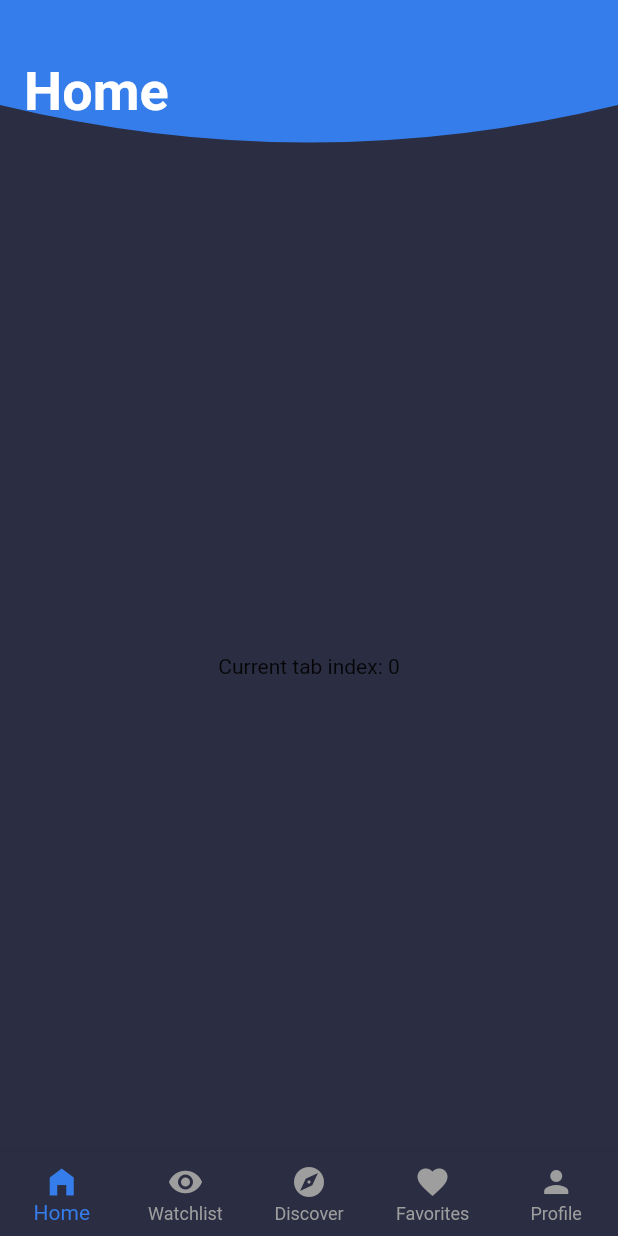
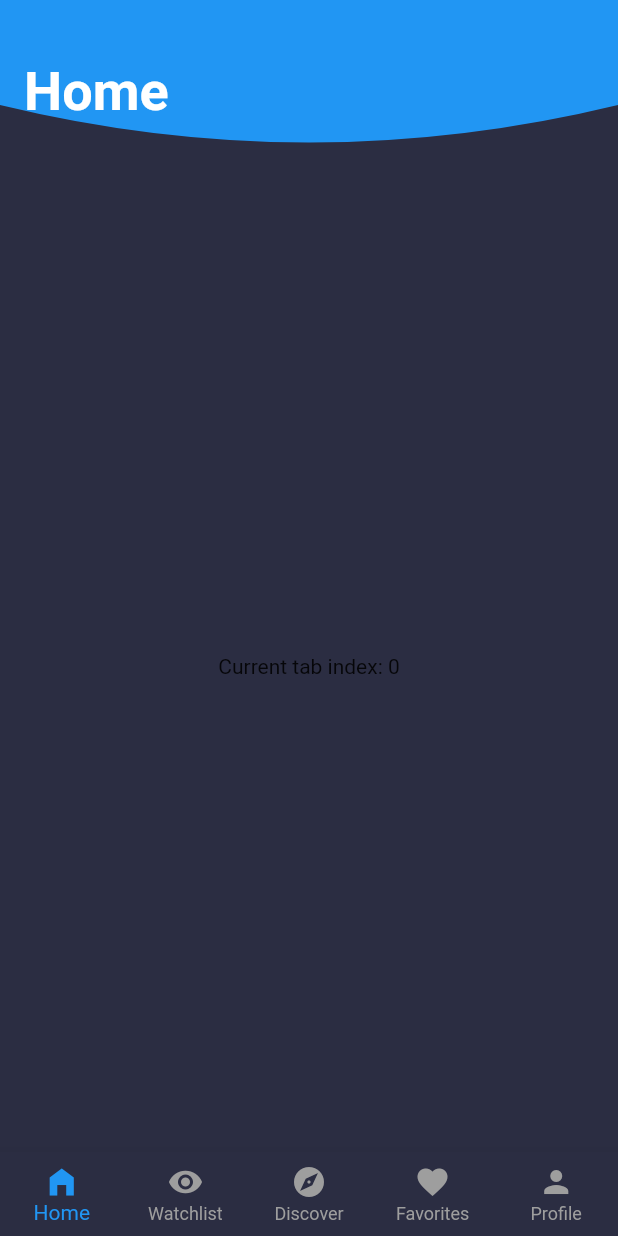
Before and after one commit to zachsao/AniSekai, a Flutter app: the screen it shows after launch, on a phone screen of 412 x 824 dp. Run offline on Flutter 3.47's test engine with Material 2 defaults, Android fonts, the phone set to English and light mode, and no system bars; our stand-ins replace graphql_flutter, transparent_image.

```diff
--- a/lib/main.dart
+++ b/lib/main.dart
@@ -88,7 +88,7 @@ class _MyHomePageState extends State<MyHomePage> {
           child: Container(
             height: 250,
             width: MediaQuery.of(context).size.width,
-            color: const Color(0xFF347DEA),
+            color: ThemeData.light().primaryColor,
             child: Padding(
               padding:
                   const EdgeInsets.symmetric(vertical: 40.0, horizontal: 16.0),
@@ -105,7 +105,7 @@ class _MyHomePageState extends State<MyHomePage> {
       ),
       bottomNavigationBar: BottomNavigationBar(
         items: bottomNavItems,
-        selectedItemColor: const Color(0xFF347DEA),
+        selectedItemColor: ThemeData.light().primaryColor,
         unselectedItemColor: Colors.grey,
         backgroundColor: const Color(0xFF2B2D42),
         currentIndex: _selectedIndex,
--- a/pubspec.yaml
+++ b/pubspec.yaml
@@ -37,6 +37,7 @@ dependencies:
   graphql_flutter:
   graphql:
   json_annotation:
+  transparent_image: ^2.0.0
 
 dev_dependencies:
   flutter_test:
```
Also changed, not shown: lib/details/anime_details.dart (+10 -10 lines), lib/discover/discover_view.dart (+5 -2 lines), pubspec.lock.
